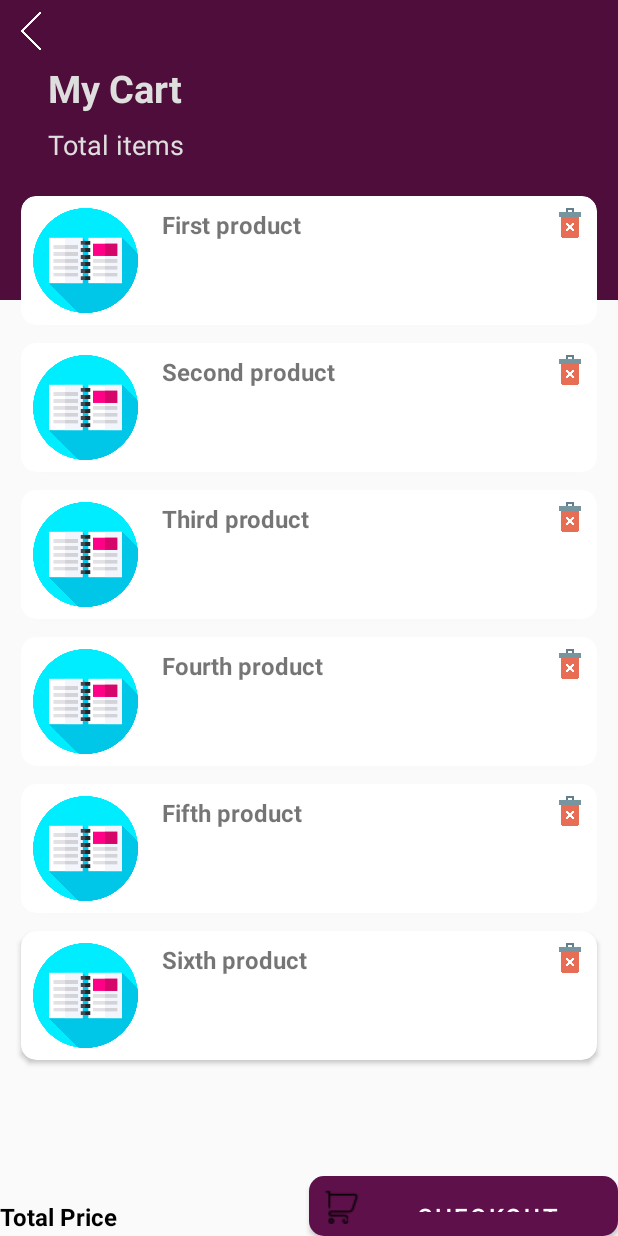
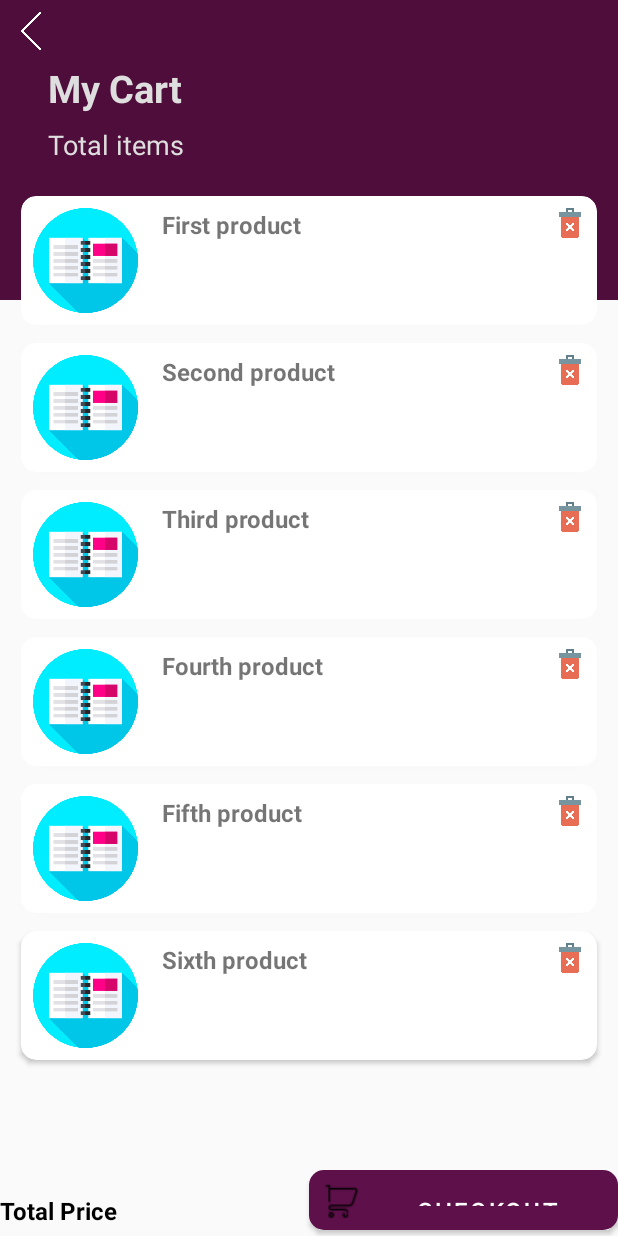
Before and after one commit to hirendesai333/SunnyEnterprise, an Android app: the screen it shows after launch (AddToCartActivity), on a phone screen of 412 x 824 dp. Run offline under Robolectric (Android 15) with nearby library versions, the phone set to English and light mode, and no system bars.

Commit message:
initial commit

```diff
--- a/app/src/main/java/com/example/sunnyenterprise/activities/HomeActivity.java
+++ b/app/src/main/java/com/example/sunnyenterprise/activities/HomeActivity.java
@@ -51,8 +51,7 @@ public class HomeActivity extends AppCompatActivity {
         drawerLayout.addDrawerListener(toggle);
         toggle.syncState();
 
-//        getSupportActionBar().setDisplayHomeAsUpEnabled(true);
-
+//removed this unneccesary code
 
 
         navigationView = findViewById(R.id.nav_view);
--- a/app/src/main/res/layout/activity_add_to_cart.xml
+++ b/app/src/main/res/layout/activity_add_to_cart.xml
@@ -92,6 +92,7 @@
             android:background="@drawable/rounded_btn"
             android:drawableLeft="@drawable/frontcart"
             android:padding="10dp"
+            android:layout_marginBottom="4dp"
             android:gravity="center"
             android:text="Checkout"
             android:textColor="@color/white"
```
